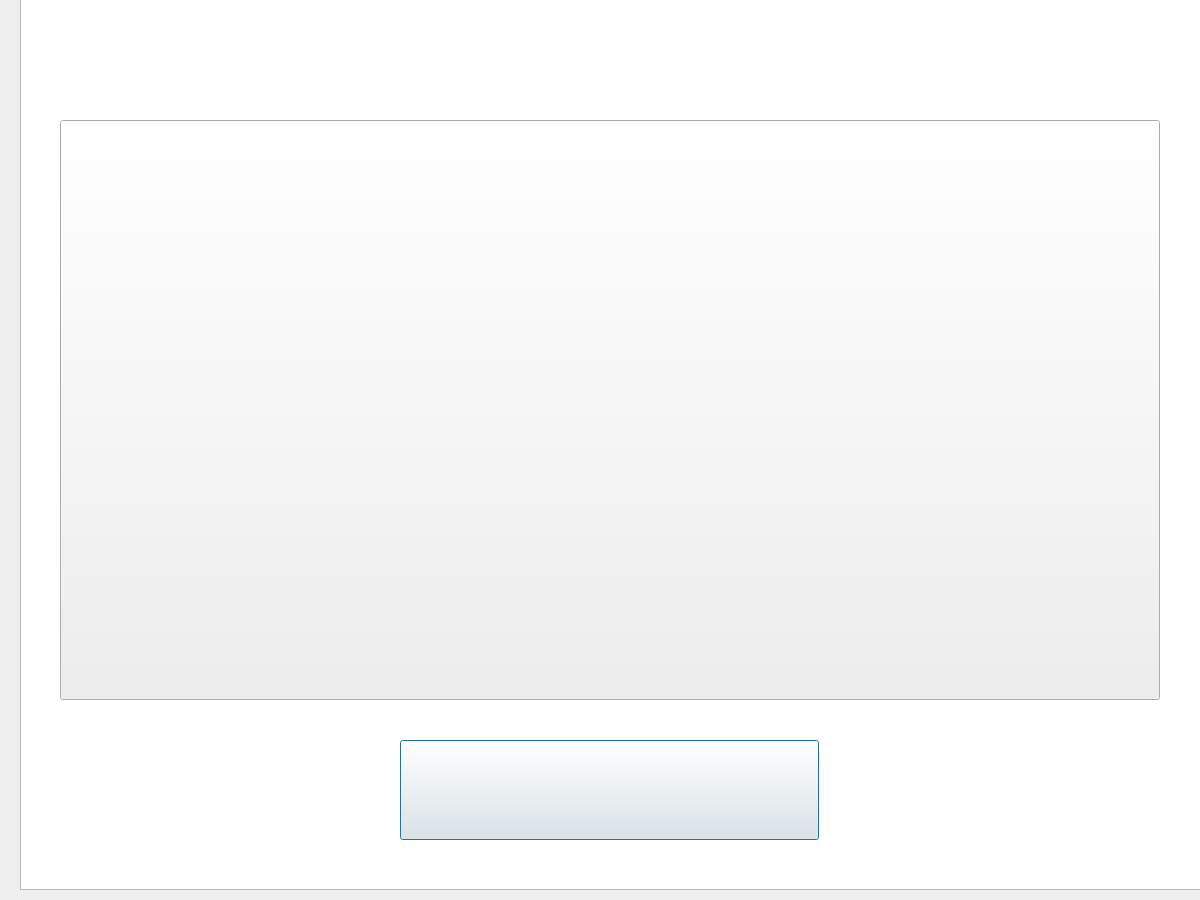
Above: Game/SpartanGame/instrucciones.ui from Vaddak/Proyecto_Final before the change. Below: the same form after it.
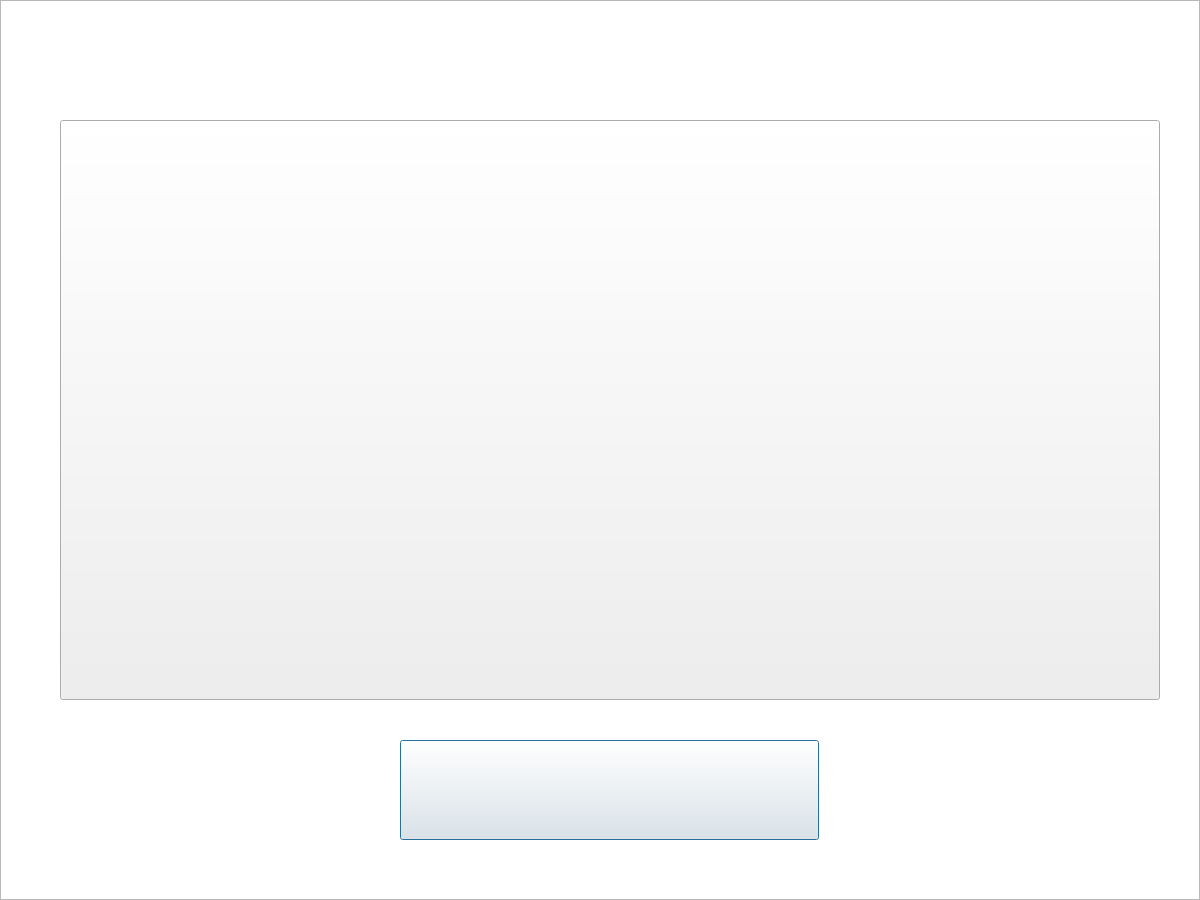
That is the form after the change. Icons and pictures are not drawn.

The edit to the form file:
```diff
--- a/Game/SpartanGame/instrucciones.ui
+++ b/Game/SpartanGame/instrucciones.ui
@@ -16,8 +16,8 @@
   <widget class="QGraphicsView" name="graphicsView">
    <property name="geometry">
     <rect>
-     <x>20</x>
-     <y>-10</y>
+     <x>0</x>
+     <y>0</y>
      <width>1200</width>
      <height>900</height>
     </rect>
```
